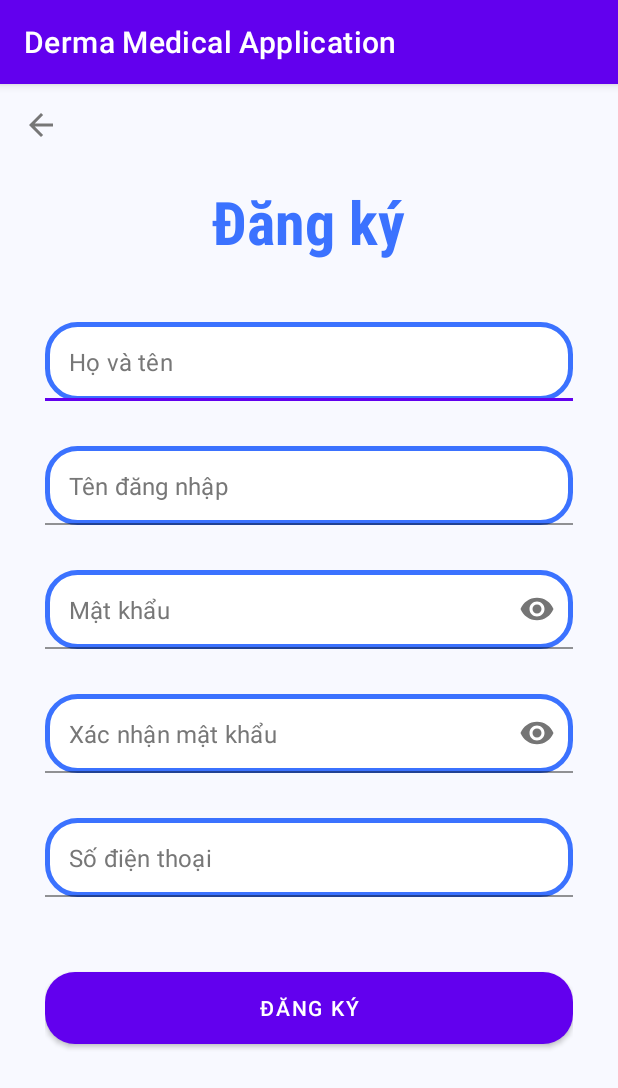
After one commit to r1chou5e/derma-medical-app, an Android app: the RegisterActivity screen opened directly, with no data from a screen before it, on a phone screen of 412 x 824 dp. The commit adds this screen. Shown: the top 1088 px of the screen. Run offline under Robolectric (Android 15) with nearby library versions, the phone set to English and light mode, and no system bars.

Commit message:
[add] RegisterLayout

```diff
--- a/app/src/main/AndroidManifest.xml
+++ b/app/src/main/AndroidManifest.xml
@@ -12,6 +12,9 @@
         android:supportsRtl="true"
         android:theme="@style/Theme.DermaMedicalApplication"
         tools:targetApi="31">
+        <activity
+            android:name=".RegisterActivity"
+            android:exported="false" />
         <activity
             android:name=".LoginActivity"
             android:exported="false" />
--- /dev/null
+++ b/app/src/main/java/com/example/dermamedicalapplication/RegisterActivity.kt
@@ -0,0 +1,11 @@
+package com.example.dermamedicalapplication
+
+import androidx.appcompat.app.AppCompatActivity
+import android.os.Bundle
+
+class RegisterActivity : AppCompatActivity() {
+    override fun onCreate(savedInstanceState: Bundle?) {
+        super.onCreate(savedInstanceState)
+        setContentView(R.layout.activity_register)
+    }
+}
--- /dev/null
+++ b/app/src/main/res/drawable/ic_back_gray.xml
@@ -0,0 +1,5 @@
+<vector android:autoMirrored="true" android:height="24dp"
+    android:tint="#777777" android:viewportHeight="24"
+    android:viewportWidth="24" android:width="24dp" xmlns:android="http://schemas.android.com/apk/res/android">
+    <path android:fillColor="@android:color/white" android:pathData="M20,11H7.83l5.59,-5.59L12,4l-8,8 8,8 1.41,-1.41L7.83,13H20v-2z"/>
+</vector>
--- a/app/src/main/res/layout/activity_login.xml
+++ b/app/src/main/res/layout/activity_login.xml
@@ -124,8 +124,4 @@
             android:text="@string/new_user_signup"/>
     </RelativeLayout>
 
-
-
-
-
 </RelativeLayout>
--- /dev/null
+++ b/app/src/main/res/layout/activity_register.xml
@@ -0,0 +1,163 @@
+<?xml version="1.0" encoding="utf-8"?>
+<RelativeLayout xmlns:android="http://schemas.android.com/apk/res/android"
+    xmlns:app="http://schemas.android.com/apk/res-auto"
+    xmlns:tools="http://schemas.android.com/tools"
+    android:layout_width="match_parent"
+    android:layout_height="match_parent"
+    android:background="@color/ghost_white"
+    tools:context=".RegisterActivity">
+
+    <!--  Back Button  -->
+    <ImageButton
+        android:id="@+id/backBtn"
+        android:layout_width="wrap_content"
+        android:layout_height="wrap_content"
+        android:layout_margin="5dp"
+        android:background="@android:color/transparent"
+        android:padding="10dp"
+        android:src="@drawable/ic_back_gray" />
+
+    <!--  Register Title  -->
+    <TextView
+        android:id="@+id/registerTv"
+        android:layout_width="wrap_content"
+        android:layout_height="wrap_content"
+        android:layout_marginTop="10dp"
+        android:layout_below="@id/backBtn"
+        android:layout_centerHorizontal="true"
+        android:fontFamily="sans-serif-condensed"
+        android:text="Đăng ký"
+        android:textColor="@color/blue"
+        android:textSize="40sp"
+        android:textStyle="bold"/>
+
+    <RelativeLayout
+        android:layout_width="match_parent"
+        android:layout_height="match_parent"
+        android:layout_below="@id/registerTv"
+        android:layout_marginTop="40dp"
+        android:layout_marginStart="30dp"
+        android:layout_marginEnd="30dp">
+
+        <!--   Fullname    -->
+        <com.google.android.material.textfield.TextInputLayout
+            android:id="@+id/fullnameTil"
+            android:layout_width="match_parent"
+            android:layout_height="wrap_content"
+            app:hintEnabled="false">
+
+            <EditText
+                android:id="@+id/fullnameEt"
+                android:layout_width="match_parent"
+                android:layout_height="wrap_content"
+                android:background="@drawable/shape_edittext01"
+                android:padding="15dp"
+                android:hint="Họ và tên"
+                android:inputType="textPersonName"
+                android:textColorHint="@color/gray"/>
+
+        </com.google.android.material.textfield.TextInputLayout>
+
+        <!--   Username    -->
+        <com.google.android.material.textfield.TextInputLayout
+            android:id="@+id/usernameTil"
+            android:layout_width="match_parent"
+            android:layout_height="wrap_content"
+            android:layout_below="@id/fullnameTil"
+            android:layout_marginTop="30dp"
+            app:hintEnabled="false">
+
+            <EditText
+                android:id="@+id/usernameEt"
+                android:layout_width="match_parent"
+                android:layout_height="wrap_content"
+                android:background="@drawable/shape_edittext01"
+                android:padding="15dp"
+                android:hint="Tên đăng nhập"
+                android:inputType="textPersonName|number"
+                android:textColorHint="@color/gray"/>
+
+        </com.google.android.material.textfield.TextInputLayout>
+
+        <!--   Password    -->
+        <com.google.android.material.textfield.TextInputLayout
+            android:id="@+id/passwordTil"
+            android:layout_width="match_parent"
+            android:layout_height="wrap_content"
+            android:layout_below="@id/usernameTil"
+            android:layout_marginTop="30dp"
+            app:hintEnabled="false"
+            app:passwordToggleEnabled="true">
+
+            <EditText
+                android:id="@+id/passwordEt"
+                android:layout_width="match_parent"
+                android:layout_height="wrap_content"
+                android:background="@drawable/shape_edittext01"
+                android:padding="15dp"
+                android:hint="Mật khẩu"
+                android:inputType="textPassword"
+                android:textColorHint="@color/gray"/>
+
+        </com.google.android.material.textfield.TextInputLayout>
+
+        <!--   Confirm password    -->
+        <com.google.android.material.textfield.TextInputLayout
+            android:id="@+id/cPasswordTil"
+            android:layout_width="match_parent"
+            android:layout_height="wrap_content"
+            android:layout_below="@id/passwordTil"
+            android:layout_marginTop="30dp"
+            app:hintEnabled="false"
+            app:passwordToggleEnabled="true">
+
+            <EditText
+                android:id="@+id/cPasswordEt"
+                android:layout_width="match_parent"
+                android:layout_height="wrap_content"
+                android:background="@drawable/shape_edittext01"
+                android:padding="15dp"
+                android:hint="Xác nhận mật khẩu"
+                android:inputType="textPassword"
+                android:textColorHint="@color/gray"/>
+
+        </com.google.android.material.textfield.TextInputLayout>
+
+        <!--   Phone number   -->
+        <com.google.android.material.textfield.TextInputLayout
+            android:id="@+id/phoneTil"
+            android:layout_width="match_parent"
+            android:layout_height="wrap_content"
+            android:layout_below="@id/cPasswordTil"
+            android:layout_marginTop="30dp"
+            app:hintEnabled="false">
+
+            <EditText
+                android:id="@+id/phoneEt"
+                android:layout_width="match_parent"
+                android:layout_height="wrap_content"
+                android:background="@drawable/shape_edittext01"
+                android:padding="15dp"
+                android:hint="Số điện thoại"
+                android:inputType="phone"
+                android:textColorHint="@color/gray"/>
+
+        </com.google.android.material.textfield.TextInputLayout>
+
+        <!--    Register Button    -->
+        <Button
+            android:id="@+id/loginBtn"
+            android:layout_width="match_parent"
+            android:layout_height="wrap_content"
+            android:layout_below="@id/phoneTil"
+            android:text="Đăng ký"
+            android:layout_marginTop="50dp"
+            android:shadowDy="4"
+            android:background="@drawable/shape_button01"
+            android:textColor="@color/white"/>
+
+    </RelativeLayout>
+
+
+
+</RelativeLayout>
```
